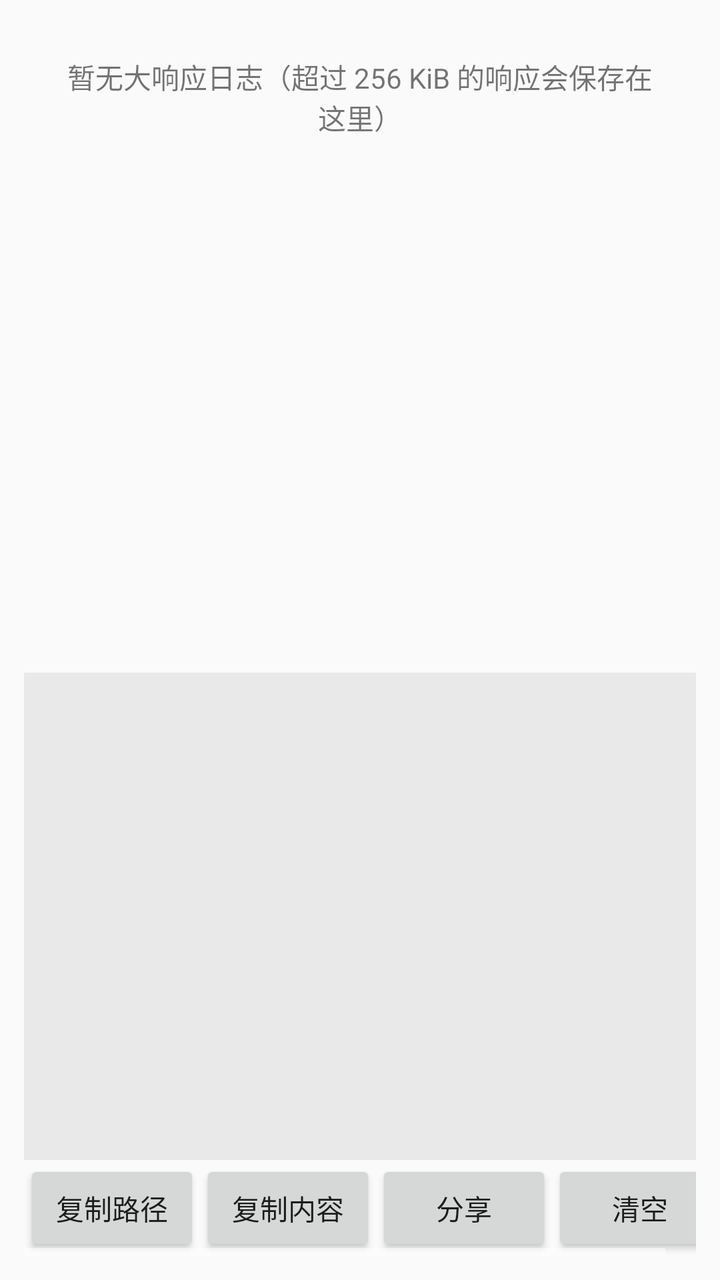
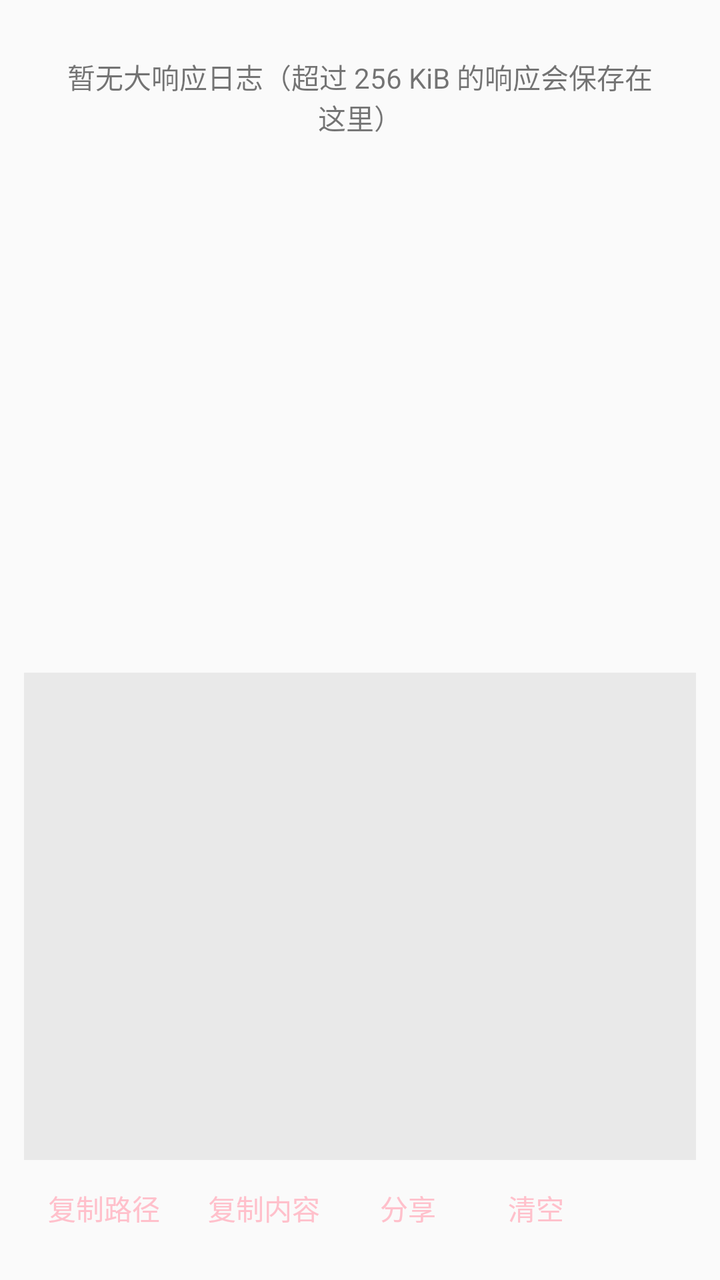

The first picture is an Android layout as it rendered before a commit; the second is the same layout after the commit. The layout source and the unified diff follow.
<!-- AndroidManifest.xml: application theme AppTheme -->
<!-- res/layout/activity_api_logs.xml -->
<?xml version="1.0" encoding="utf-8"?>
<LinearLayout xmlns:android="http://schemas.android.com/apk/res/android"
    android:layout_width="match_parent"
    android:layout_height="match_parent"
    android:orientation="vertical"
    android:padding="12dp">

    <TextView
        android:id="@+id/api_log_empty"
        android:layout_width="match_parent"
        android:layout_height="wrap_content"
        android:gravity="center"
        android:padding="16dp"
        android:text="@string/api_logs_empty" />

    <ListView
        android:id="@+id/api_log_list"
        android:layout_width="match_parent"
        android:layout_height="0dp"
        android:layout_weight="1"
        android:choiceMode="singleChoice" />

    <TextView
        android:id="@+id/api_log_preview"
        android:layout_width="match_parent"
        android:layout_height="0dp"
        android:layout_marginTop="8dp"
        android:layout_weight="1"
        android:background="#11000000"
        android:fontFamily="monospace"
        android:padding="8dp"
        android:scrollbars="vertical|horizontal"
        android:textIsSelectable="true"
        android:textSize="12sp" />

    <HorizontalScrollView
        android:layout_width="match_parent"
        android:layout_height="wrap_content"
        android:fillViewport="true">

        <LinearLayout
            android:layout_width="wrap_content"
            android:layout_height="wrap_content"
            android:orientation="horizontal">

            <Button
                android:id="@+id/api_log_copy_path"
                android:layout_width="wrap_content"
                android:layout_height="wrap_content"
                android:text="@string/api_log_copy_path" />

            <Button
                android:id="@+id/api_log_copy_content"
                android:layout_width="wrap_content"
                android:layout_height="wrap_content"
                android:text="@string/api_log_copy_content" />

            <Button
                android:id="@+id/api_log_share"
                android:layout_width="wrap_content"
                android:layout_height="wrap_content"
                android:text="@string/api_log_share" />

            <Button
                android:id="@+id/api_log_clear"
                android:layout_width="wrap_content"
                android:layout_height="wrap_content"
                android:text="@string/api_log_clear" />
        </LinearLayout>
    </HorizontalScrollView>
</LinearLayout>
<!-- resources referenced by this layout -->
<resources>
  <string name="api_log_clear">清空</string>
  <string name="api_log_copy_content">复制内容</string>
  <string name="api_log_copy_path">复制路径</string>
  <string name="api_log_share">分享</string>
  <string name="api_logs_empty">暂无大响应日志（超过 256 KiB 的响应会保存在这里）</string>
  <style name="AppTheme" parent="BaseAppTheme">
          <item name="android:navigationBarColor">@color/colorAccent</item>
          <item name="android:colorControlHighlight">@color/colorAccent</item>
      </style>
  <style name="BaseAppTheme" parent="Theme.AppCompat.DayNight.NoActionBar">
          
          <item name="colorPrimary">@color/colorAccent</item>
          <item name="colorPrimaryDark">@color/colorPrimaryDark</item>
          <item name="colorAccent">@color/colorAccent</item>
          <item name="windowActionBar">false</item>
          <item name="windowNoTitle">true</item>
          
          <item name="android:actionBarSize">50dp</item>
          
          <item name="colorControlNormal">@android:color/white</item>
      </style>
  <color name="colorAccent">#FFC0CB</color>
  <color name="colorPrimaryDark">#FFC0CB</color>
</resources>

<!-- the commit's change to res/layout/activity_api_logs.xml (unified diff, before → after) -->
@@ -39,30 +39,35 @@
         android:fillViewport="true">
 
         <LinearLayout
+            style="?android:attr/buttonBarStyle"
             android:layout_width="wrap_content"
             android:layout_height="wrap_content"
             android:orientation="horizontal">
 
             <Button
                 android:id="@+id/api_log_copy_path"
+                style="?android:attr/buttonBarButtonStyle"
                 android:layout_width="wrap_content"
                 android:layout_height="wrap_content"
                 android:text="@string/api_log_copy_path" />
 
             <Button
                 android:id="@+id/api_log_copy_content"
+                style="?android:attr/buttonBarButtonStyle"
                 android:layout_width="wrap_content"
                 android:layout_height="wrap_content"
                 android:text="@string/api_log_copy_content" />
 
             <Button
                 android:id="@+id/api_log_share"
+                style="?android:attr/buttonBarButtonStyle"
                 android:layout_width="wrap_content"
                 android:layout_height="wrap_content"
                 android:text="@string/api_log_share" />
 
             <Button
                 android:id="@+id/api_log_clear"
+                style="?android:attr/buttonBarButtonStyle"
                 android:layout_width="wrap_content"
                 android:layout_height="wrap_content"
                 android:text="@string/api_log_clear" />
